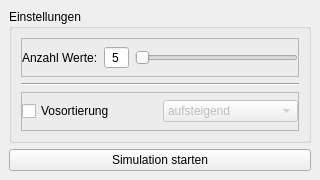
Above: view/ConfiguratorView.ui from SortC/SortC before the change. Below: the same form after it.
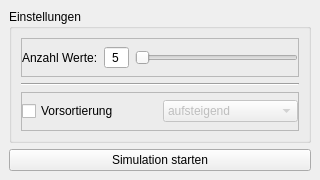
That is the form after the change.

Commit message: fehlernder Buchstabe hinzugefügt

```diff
--- a/view/ConfiguratorView.ui
+++ b/view/ConfiguratorView.ui
@@ -130,7 +130,7 @@
           <item>
            <widget class="QCheckBox" name="sortCheckBox">
             <property name="text">
-             <string>Vosortierung</string>
+             <string>Vorsortierung</string>
             </property>
            </widget>
           </item>
```
